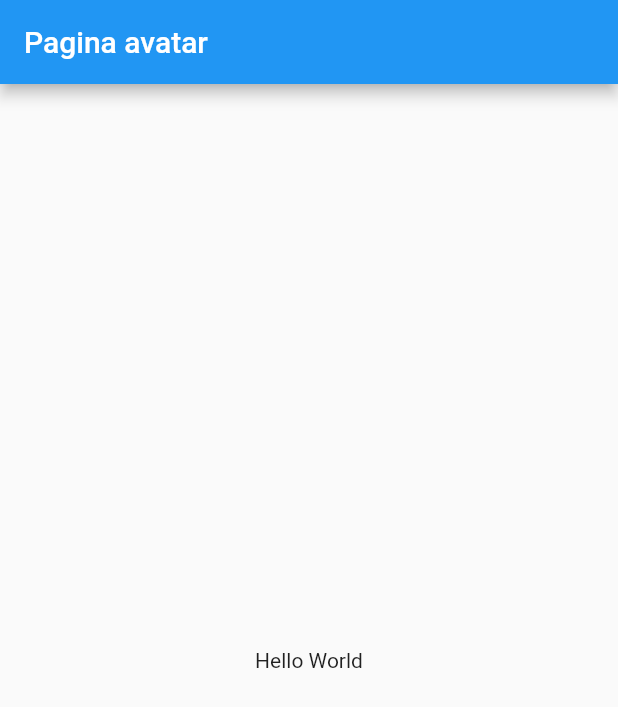
After one commit to ocaparrostortosa/flutter-first-steps, a Flutter app: the screen it shows after launch, after a tap on "Avatars", on a phone screen of 412 x 824 dp. The commit adds this screen. Shown: the top 707 px of the screen. Run offline on Flutter 3.47's test engine with Material 2 defaults, Android fonts, the phone set to English and light mode, and no system bars.

Commit message:
Added app rutes in main

```diff
--- a/flutter_widgets/lib/main.dart
+++ b/flutter_widgets/lib/main.dart
@@ -1,4 +1,6 @@
 import 'package:flutter/material.dart';
+import 'package:flutter_widgets/src/pages/alert_page.dart';
+import 'package:flutter_widgets/src/pages/avatar_page.dart';
 import 'package:flutter_widgets/src/pages/home_pages_json_list.dart';
 import 'package:flutter_widgets/src/pages/home_temp_lists.dart';
 
@@ -9,8 +11,14 @@ class MyApp extends StatelessWidget {
   Widget build(BuildContext context) {
     return MaterialApp(
       title: 'Flutter Widgets',
-      home: HomePagePages(),
+      //home: HomePagePages(),
+      initialRoute: "/",
       debugShowCheckedModeBanner: false,
+      routes: <String, WidgetBuilder>{
+        '/'     : (BuildContext context) => HomePagePages(),
+        'alert' : (BuildContext context) => AlertPage(),
+        'avatar': (BuildContext context) => AvatarPage()
+      }, //Definimos las rutas para las paginas en la app
     );
   }
 }
--- /dev/null
+++ b/flutter_widgets/lib/src/pages/alert_page.dart
@@ -0,0 +1,21 @@
+import 'package:flutter/material.dart';
+
+class AlertPage extends StatelessWidget {
+
+  @override
+  Widget build(BuildContext context) {
+    return MaterialApp(
+      title: 'Material App',
+      home: Scaffold(
+        appBar: AppBar(
+          title: Text('Pagina alertas'),
+
+        ),
+        floatingActionButton: FloatingActionButton(
+          onPressed: () { Navigator.pop(context); }, //Pop es el metodo para cerrar una Pantalla
+          child: Icon(Icons.all_out) ),
+      ),
+    );
+
+  }
+}
--- /dev/null
+++ b/flutter_widgets/lib/src/pages/avatar_page.dart
@@ -0,0 +1,22 @@
+import 'package:flutter/material.dart';
+
+class AvatarPage extends StatelessWidget {
+
+  @override
+  Widget build(BuildContext context) {
+    return MaterialApp(
+      title: 'Material App',
+      home: Scaffold(
+        appBar: AppBar(
+          title: Text('Pagina avatar'),
+        ),
+        body: Center(
+          child: Container(
+            child: Text('Hello World'),
+          ),
+        ),
+      ),
+    );
+
+  }
+}
--- a/flutter_widgets/lib/src/pages/home_pages_json_list.dart
+++ b/flutter_widgets/lib/src/pages/home_pages_json_list.dart
@@ -1,4 +1,5 @@
 import 'package:flutter/material.dart';
+import 'package:flutter_widgets/src/pages/alert_page.dart';
 import 'package:flutter_widgets/src/providers/menu_pages_provider.dart';
 import 'package:flutter_widgets/src/utils/icono_string_util.dart';
 
@@ -25,7 +26,7 @@ Widget _lista(){
 
       return ListView(
 
-        children: _listaItems(snapshot.data),
+        children: _listaItems(snapshot.data, context),
 
       );
 
@@ -36,7 +37,7 @@ Widget _lista(){
 
 }
 
-List<Widget> _listaItems(List<dynamic> datos) {
+List<Widget> _listaItems(List<dynamic> datos, BuildContext context) {
 
   final List<Widget> opciones = [];
 
@@ -47,6 +48,17 @@ List<Widget> _listaItems(List<dynamic> datos) {
       title: Text(element["texto"]),
       leading: getIcon(element["icon"]), //Icono en base al string
       trailing: Icon(Icons.format_align_right),
+      onTap: (){
+
+        //Ruta de la pagina
+        //final route = MaterialPageRoute(builder: (context)  => AlertPage() );
+        //Para hacer un push a una nueva pantalla, necesitamos el Navigator
+        //Navigator.push(context, route);
+
+        //El metodo Navigator.pushNamed abre una pantalla por nombre de ruta (definido en main.dart)
+        Navigator.pushNamed(context, element['ruta']);
+
+      },//Navegacion entre pantallas
 
     );
 
```
